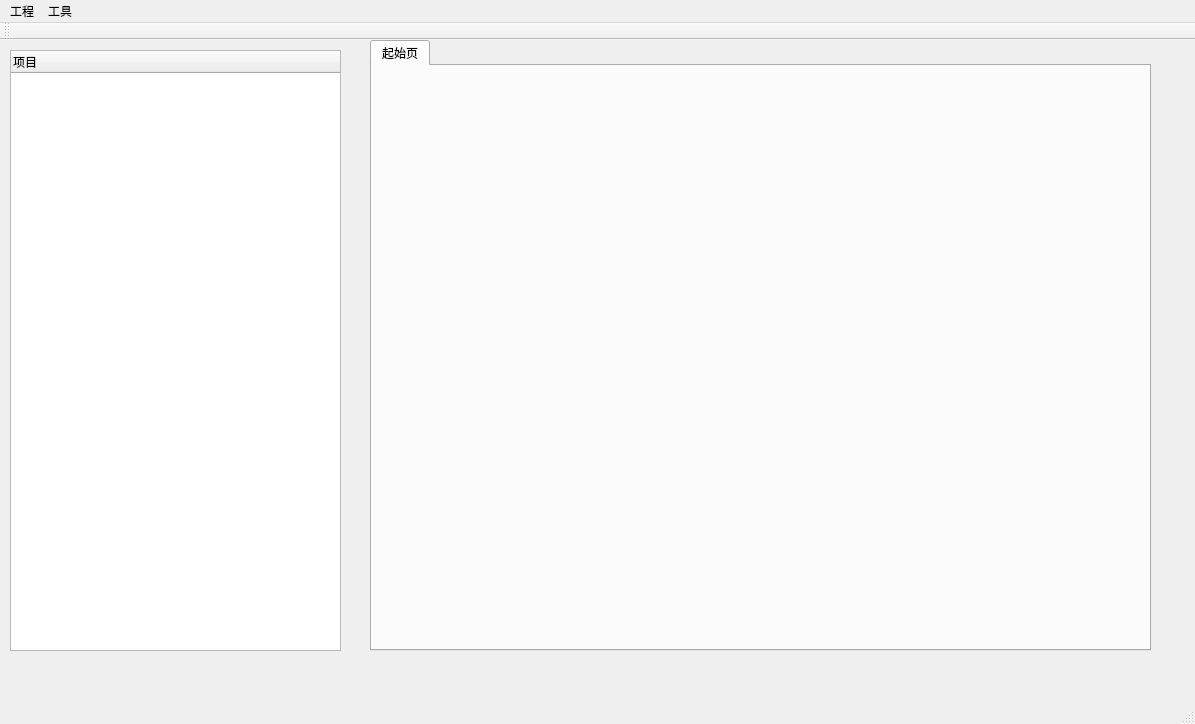
Old version of the form mainwindow.ui in the repository Yao-Long/ingestor.
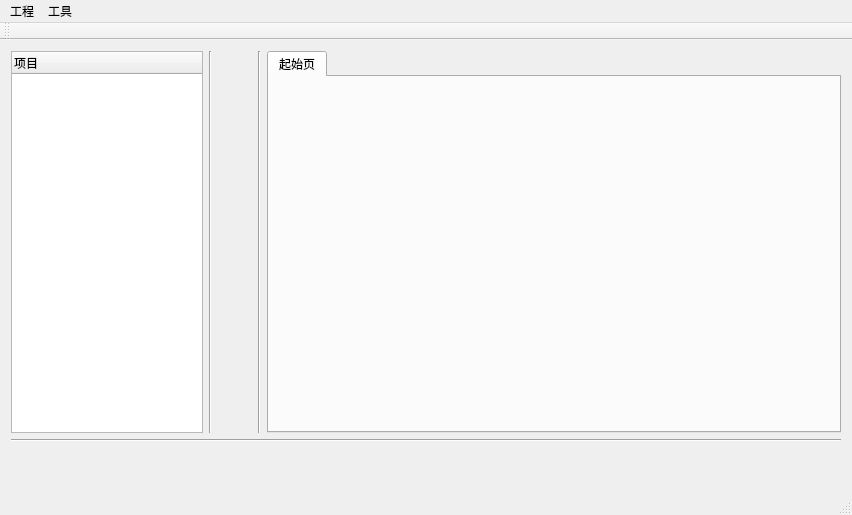
New version of the form.

What changed in the file:
```diff
--- a/mainwindow.ui
+++ b/mainwindow.ui
@@ -6,57 +6,129 @@
    <rect>
     <x>0</x>
     <y>0</y>
-    <width>1195</width>
-    <height>724</height>
+    <width>852</width>
+    <height>515</height>
    </rect>
   </property>
+  <property name="sizePolicy">
+   <sizepolicy hsizetype="Preferred" vsizetype="Preferred">
+    <horstretch>0</horstretch>
+    <verstretch>1</verstretch>
+   </sizepolicy>
+  </property>
   <property name="windowTitle">
    <string>主控系统</string>
   </property>
+  <property name="autoFillBackground">
+   <bool>false</bool>
+  </property>
+  <property name="documentMode">
+   <bool>false</bool>
+  </property>
+  <property name="dockNestingEnabled">
+   <bool>false</bool>
+  </property>
   <widget class="QWidget" name="centralWidget">
-   <widget class="QTabWidget" name="tabWidget">
-    <property name="geometry">
-     <rect>
-      <x>370</x>
-      <y>0</y>
-      <width>781</width>
-      <height>611</height>
-     </rect>
-    </property>
-    <property name="currentIndex">
-     <number>0</number>
-    </property>
-    <widget class="QWidget" name="tab">
-     <attribute name="title">
-      <string>起始页</string>
-     </attribute>
-    </widget>
-   </widget>
-   <widget class="QTreeWidget" name="treeWidgetProject">
-    <property name="geometry">
-     <rect>
-      <x>10</x>
-      <y>10</y>
-      <width>331</width>
-      <height>601</height>
-     </rect>
-    </property>
-    <property name="contextMenuPolicy">
-     <enum>Qt::CustomContextMenu</enum>
-    </property>
-    <column>
-     <property name="text">
-      <string>项目</string>
-     </property>
-    </column>
-   </widget>
+   <layout class="QVBoxLayout" name="verticalLayout_2">
+    <item>
+     <layout class="QVBoxLayout" name="verticalLayout" stretch="1,0,0">
+      <item>
+       <layout class="QHBoxLayout" name="horizontalLayout" stretch="1,0,0,0,3">
+        <item>
+         <widget class="QTreeWidget" name="treeWidgetProject">
+          <property name="sizePolicy">
+           <sizepolicy hsizetype="Expanding" vsizetype="Expanding">
+            <horstretch>0</horstretch>
+            <verstretch>0</verstretch>
+           </sizepolicy>
+          </property>
+          <property name="contextMenuPolicy">
+           <enum>Qt::CustomContextMenu</enum>
+          </property>
+          <column>
+           <property name="text">
+            <string>项目</string>
+           </property>
+          </column>
+         </widget>
+        </item>
+        <item>
+         <widget class="Line" name="line">
+          <property name="orientation">
+           <enum>Qt::Vertical</enum>
+          </property>
+         </widget>
+        </item>
+        <item>
+         <spacer name="horizontalSpacer">
+          <property name="orientation">
+           <enum>Qt::Horizontal</enum>
+          </property>
+          <property name="sizeHint" stdset="0">
+           <size>
+            <width>40</width>
+            <height>20</height>
+           </size>
+          </property>
+         </spacer>
+        </item>
+        <item>
+         <widget class="Line" name="line_3">
+          <property name="orientation">
+           <enum>Qt::Vertical</enum>
+          </property>
+         </widget>
+        </item>
+        <item>
+         <widget class="QTabWidget" name="tabWidget">
+          <property name="sizePolicy">
+           <sizepolicy hsizetype="Expanding" vsizetype="Expanding">
+            <horstretch>0</horstretch>
+            <verstretch>0</verstretch>
+           </sizepolicy>
+          </property>
+          <property name="currentIndex">
+           <number>0</number>
+          </property>
+          <widget class="QWidget" name="tab">
+           <attribute name="title">
+            <string>起始页</string>
+           </attribute>
+          </widget>
+         </widget>
+        </item>
+       </layout>
+      </item>
+      <item>
+       <widget class="Line" name="line_2">
+        <property name="orientation">
+         <enum>Qt::Horizontal</enum>
+        </property>
+       </widget>
+      </item>
+      <item>
+       <spacer name="verticalSpacer">
+        <property name="orientation">
+         <enum>Qt::Vertical</enum>
+        </property>
+        <property name="sizeHint" stdset="0">
+         <size>
+          <width>20</width>
+          <height>40</height>
+         </size>
+        </property>
+       </spacer>
+      </item>
+     </layout>
+    </item>
+   </layout>
   </widget>
   <widget class="QMenuBar" name="menuBar">
    <property name="geometry">
     <rect>
      <x>0</x>
      <y>0</y>
-     <width>1195</width>
+     <width>852</width>
      <height>23</height>
     </rect>
    </property>
```
